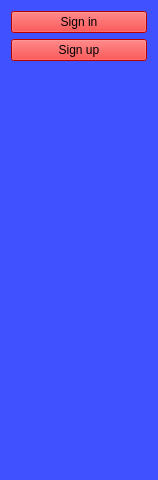
Qt form src/auth_menu.ui (arrgn/PhysCalc) before a commit.
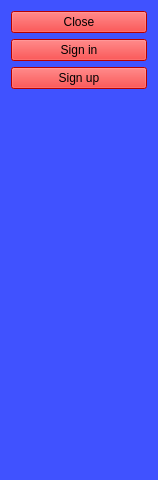
The same form after that commit.

Commit message: Add drop menu closing

The edit to the form file:
```diff
--- a/src/auth_menu.ui
+++ b/src/auth_menu.ui
@@ -17,6 +17,16 @@
    <string notr="true">background: rgba(0,25,255,0.5);</string>
   </property>
   <layout class="QVBoxLayout" name="verticalLayout">
+   <item>
+    <widget class="QPushButton" name="closer">
+     <property name="styleSheet">
+      <string notr="true">background: red;</string>
+     </property>
+     <property name="text">
+      <string>Close</string>
+     </property>
+    </widget>
+   </item>
    <item>
     <widget class="QPushButton" name="sign_in">
      <property name="styleSheet">
```
The commit also changes 2 other files.
